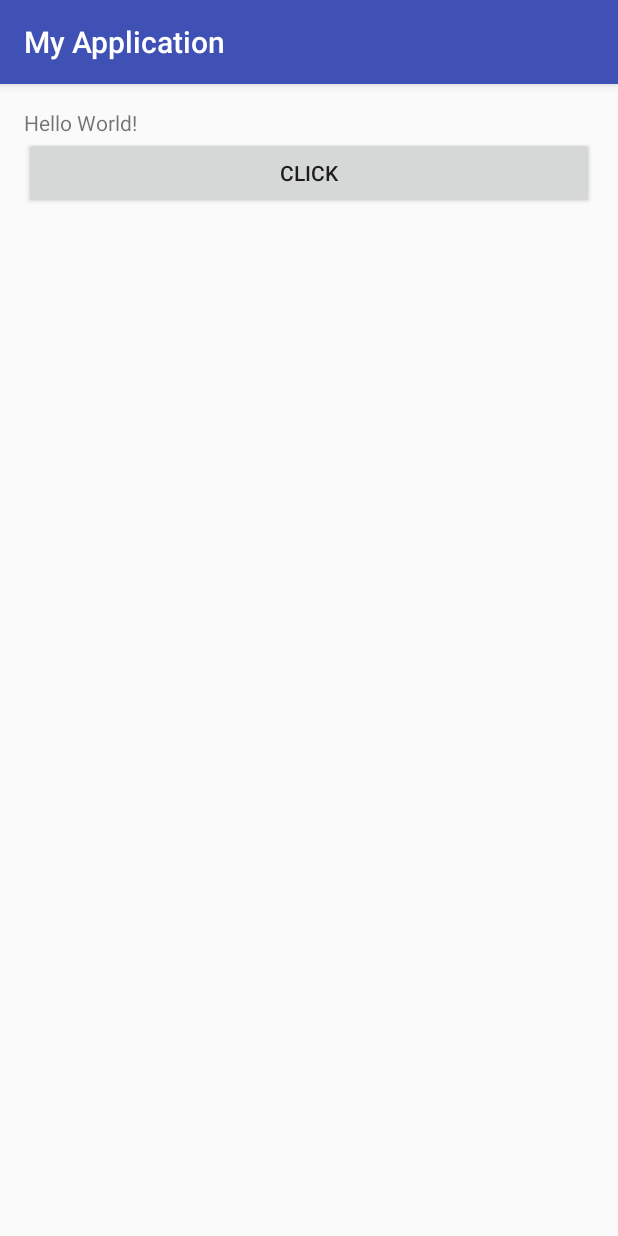
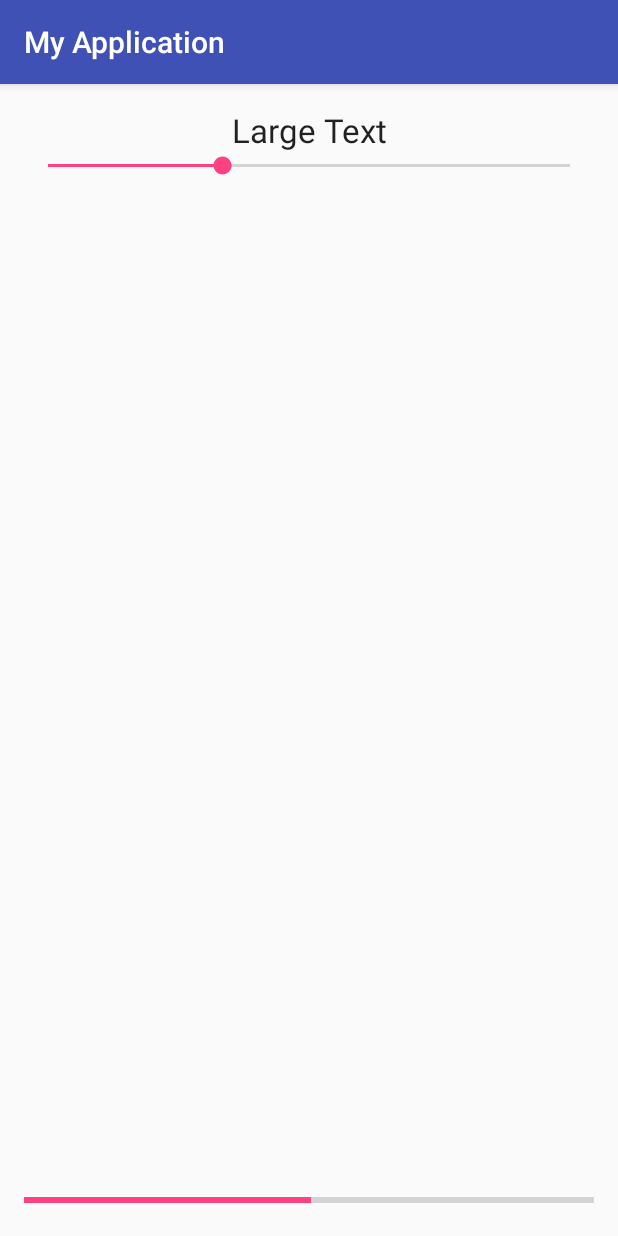
Before and after one commit to nesscollege2016/EventsDemos, an Android app: the screen it shows after launch (MainActivity), on a phone screen of 412 x 824 dp. Run offline under Robolectric (Android 15) with nearby library versions, the phone set to English and light mode, and no system bars.

Commit message:
seekbar demo

```diff
--- a/app/src/main/java/com/example/android/myapplication/MainActivity.java
+++ b/app/src/main/java/com/example/android/myapplication/MainActivity.java
@@ -4,27 +4,43 @@ import android.support.v7.app.AppCompatActivity;
 import android.os.Bundle;
 import android.view.View;
 import android.widget.Button;
+import android.widget.ProgressBar;
+import android.widget.SeekBar;
 import android.widget.TextView;
 
 import java.util.Random;
 
 public class MainActivity extends AppCompatActivity {
-
-    TextView tvHello;
-    Button btn;
+    TextView tvSize;
+    SeekBar sbSize;
+    ProgressBar pbSize;
 
     @Override
     protected void onCreate(Bundle savedInstanceState) {
         super.onCreate(savedInstanceState);
         setContentView(R.layout.activity_main);
 
-        btn = (Button) findViewById(R.id.btn);
-        tvHello = (TextView) findViewById(R.id.myText);
+        tvSize = (TextView) findViewById(R.id.tvSize);
+        sbSize = (SeekBar) findViewById(R.id.sbSize);
+        pbSize = (ProgressBar) findViewById(R.id.pbSize);
+
+        sbSize.setOnSeekBarChangeListener(new SeekBar.OnSeekBarChangeListener() {
+            public void onProgressChanged(SeekBar seekBar, int progress, boolean fromUser) {
+                progress += 10;
+                tvSize.setText("" + progress);
+                tvSize.setTextSize(progress);
+                pbSize.setProgress(progress * 8);
+
+            }
+            public void onStartTrackingTouch(SeekBar seekBar) {
+
+            }
+            public void onStopTrackingTouch(SeekBar seekBar) {
+
+            }
+        });
     }
 
-    public void btnClicked(View view) {
-        Random r = new Random();
 
-        tvHello.setText(r.nextInt(11) + "");
-    }
+
 }
--- /dev/null
+++ b/app/src/main/java/com/example/android/myapplication/MyClickListener.java
@@ -0,0 +1,14 @@
+package com.example.android.myapplication;
+
+import android.content.DialogInterface;
+import android.view.View;
+
+/**
+ * Created by android on 02/05/2016.
+ */
+public class MyClickListener implements View.OnClickListener {
+    @Override
+    public void onClick(View v) {
+        System.out.println("Hello");
+    }
+}
--- a/app/src/main/res/layout/activity_main.xml
+++ b/app/src/main/res/layout/activity_main.xml
@@ -10,18 +10,33 @@
     tools:context="com.example.android.myapplication.MainActivity">
 
     <TextView
-        android:id="@+id/myText"
-        android:layout_width="wrap_content"
-        android:layout_height="wrap_content"
-        android:text="Hello World!" />
-
-    <Button
-        android:id="@+id/btn"
         android:layout_width="match_parent"
         android:layout_height="wrap_content"
-        android:text="click"
-        android:onClick="btnClicked"
-        android:layout_below="@+id/myText"
-        android:layout_alignParentLeft="true"
-        android:layout_alignParentStart="true" />
+        android:textAppearance="?android:attr/textAppearanceLarge"
+        android:text="Large Text"
+        android:gravity="center"
+        android:id="@+id/tvSize"
+        android:layout_alignParentTop="true"
+        android:layout_centerHorizontal="true" />
+
+    <SeekBar
+        android:layout_width="match_parent"
+        android:layout_height="wrap_content"
+        android:id="@+id/sbSize"
+        android:layout_below="@+id/tvSize"
+        android:layout_centerHorizontal="true"
+        android:max="30"
+        android:progress="10"
+        android:indeterminate="false" />
+
+    <ProgressBar
+        style="?android:attr/progressBarStyleHorizontal"
+        android:layout_width="match_parent"
+        android:layout_height="wrap_content"
+        android:id="@+id/pbSize"
+        android:layout_alignParentBottom="true"
+        android:layout_centerHorizontal="true"
+        android:progress="128"
+        android:indeterminate="false"
+        android:max="255" />
 </RelativeLayout>
```
